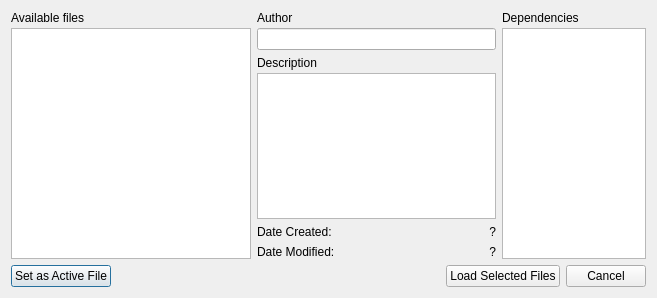
Above: native/src/DovahKit/ui/main_window/load_window.ui from DavidJCobb/DovahKit before the change. Below: the same form after it.
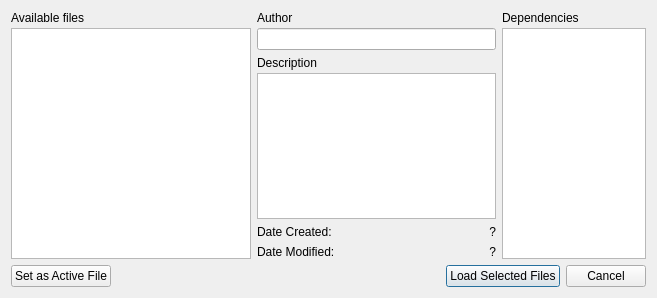
That is the form after the change. Custom widgets are drawn as their Qt base class.

Patch:
```diff
--- a/native/src/DovahKit/ui/main_window/load_window.ui
+++ b/native/src/DovahKit/ui/main_window/load_window.ui
@@ -161,6 +161,9 @@
        <property name="text">
         <string>Set as Active File</string>
        </property>
+       <property name="autoDefault">
+        <bool>false</bool>
+       </property>
       </widget>
      </item>
      <item>
```
